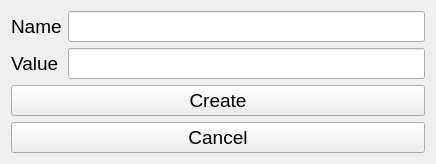
Before: the Qt Designer form Inc/ConstCreatorDialog.ui in FRC-836/QCP_File_Creator, drawn with Qt 5.
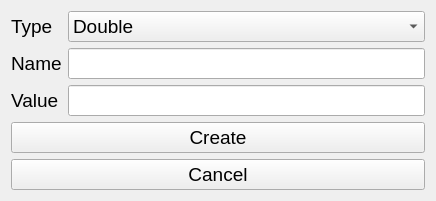
After: the same form once the commit is applied.

Commit message: finished const creator dialog and tested it

```diff
--- a/Inc/ConstCreatorDialog.ui
+++ b/Inc/ConstCreatorDialog.ui
@@ -7,14 +7,14 @@
     <x>0</x>
     <y>0</y>
     <width>436</width>
-    <height>156</height>
+    <height>197</height>
    </rect>
   </property>
   <property name="windowTitle">
    <string>Constant Creator</string>
   </property>
   <layout class="QFormLayout" name="formLayout">
-   <item row="0" column="0">
+   <item row="1" column="0">
     <widget class="QLabel" name="lblName">
      <property name="font">
       <font>
@@ -26,7 +26,7 @@
      </property>
     </widget>
    </item>
-   <item row="0" column="1">
+   <item row="1" column="1">
     <widget class="QLineEdit" name="lneName">
      <property name="font">
       <font>
@@ -35,7 +35,7 @@
      </property>
     </widget>
    </item>
-   <item row="1" column="0">
+   <item row="2" column="0">
     <widget class="QLabel" name="lblValue">
      <property name="font">
       <font>
@@ -47,7 +47,7 @@
      </property>
     </widget>
    </item>
-   <item row="1" column="1">
+   <item row="2" column="1">
     <widget class="QLineEdit" name="lneValue">
      <property name="font">
       <font>
@@ -56,7 +56,7 @@
      </property>
     </widget>
    </item>
-   <item row="2" column="0" colspan="2">
+   <item row="3" column="0" colspan="2">
     <widget class="QPushButton" name="btnCreate">
      <property name="font">
       <font>
@@ -68,7 +68,7 @@
      </property>
     </widget>
    </item>
-   <item row="3" column="0" colspan="2">
+   <item row="4" column="0" colspan="2">
     <widget class="QPushButton" name="btnCancel">
      <property name="font">
       <font>
@@ -80,6 +80,37 @@
      </property>
     </widget>
    </item>
+   <item row="0" column="0">
+    <widget class="QLabel" name="lblType">
+     <property name="font">
+      <font>
+       <pointsize>14</pointsize>
+      </font>
+     </property>
+     <property name="text">
+      <string>Type</string>
+     </property>
+    </widget>
+   </item>
+   <item row="0" column="1">
+    <widget class="QComboBox" name="cmbType">
+     <property name="font">
+      <font>
+       <pointsize>14</pointsize>
+      </font>
+     </property>
+     <item>
+      <property name="text">
+       <string>Double</string>
+      </property>
+     </item>
+     <item>
+      <property name="text">
+       <string>Array of Doubles</string>
+      </property>
+     </item>
+    </widget>
+   </item>
   </layout>
  </widget>
  <resources/>
```
The commit also changes 2 other files.
